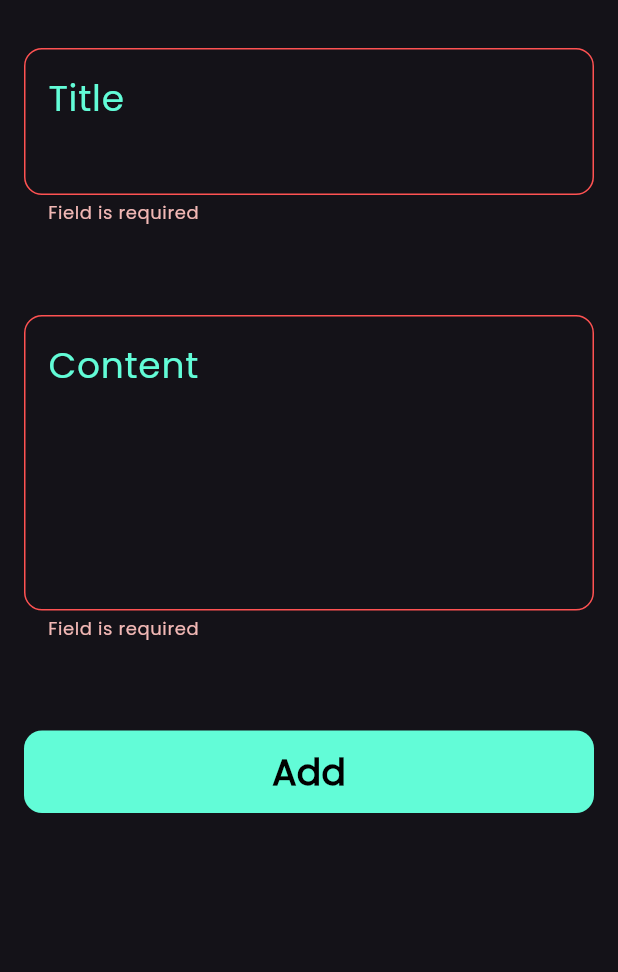
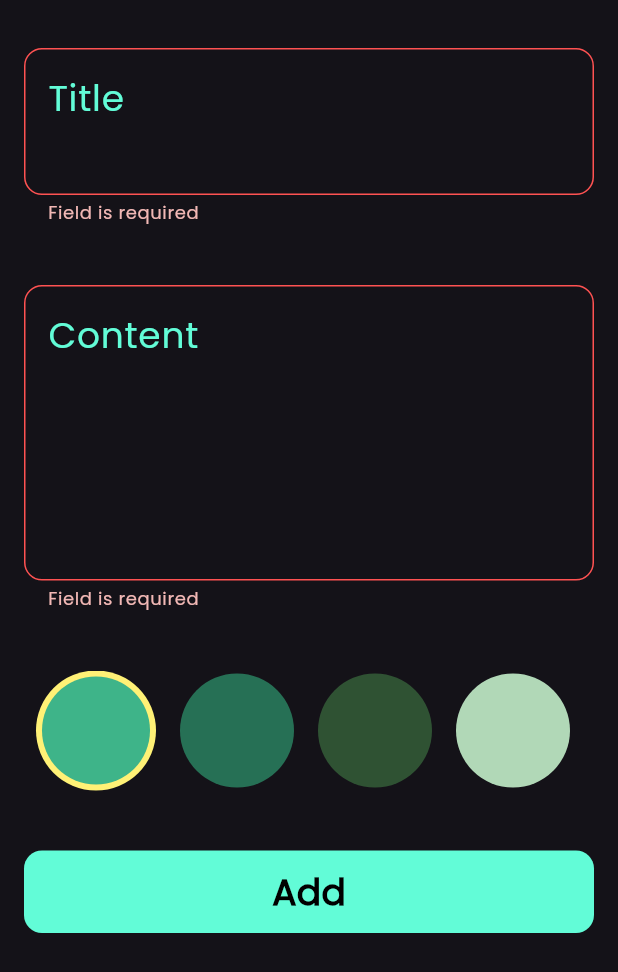
Before and after one commit to hebasalhien/notes_app, a Flutter app: the AddNoteForm widget shown alone on an empty page, opened directly, after a tap on "Add", on a phone screen of 412 x 824 dp. Shown: the top 972 px of the screen. Run offline on Flutter 3.47's test engine with Material 3 defaults, Android fonts, the phone set to English and light mode, and no system bars; our stand-ins replace bloc, flutter_bloc, font_awesome_flutter, hive, hive_flutter; accounts and stored records are empty.

Commit message:
add color list view to add note form

```diff
--- a/lib/cubits/add_notes_cubit/add_notes_cubit.dart
+++ b/lib/cubits/add_notes_cubit/add_notes_cubit.dart
@@ -8,14 +8,14 @@ part 'add_notes_state.dart';
 
 class AddNotesCubit extends Cubit<AddNotesState> {
   AddNotesCubit() : super(AddNoteInitial());
-
+  Color color = Color(0xff167d7f);
   addNote(NotesModel note) async {
     emit(AddNoteLoading());
     try {
       var notesBox = Hive.box<NotesModel>(kNotesBox);
+      note.color = color.value;
       await notesBox.add(note);
       emit(AddNoteSuccess());
-
     } catch (e) {
       emit(AddNoteFailure(e.toString()));
     }
--- a/lib/views/widgets/add_note_form.dart
+++ b/lib/views/widgets/add_note_form.dart
@@ -3,6 +3,7 @@ import 'package:flutter_bloc/flutter_bloc.dart';
 import 'package:intl/intl.dart';
 import 'package:notes_app/cubits/add_notes_cubit/add_notes_cubit.dart';
 import 'package:notes_app/models/notes_model.dart';
+import 'package:notes_app/views/widgets/color_list_view.dart';
 import 'package:notes_app/views/widgets/custom_button.dart';
 import 'package:notes_app/views/widgets/custom_text_field.dart';
 
@@ -28,7 +29,7 @@ class _AddNoteFormState extends State<AddNoteForm> {
           key: formKey,
           autovalidateMode: autovalidateMode,
           child: Column(
-            spacing: 60,
+            spacing: 40,
             children: [
               CustomTextField(
                 title: 'Title',
@@ -43,6 +44,7 @@ class _AddNoteFormState extends State<AddNoteForm> {
                   content = value;
                 },
               ),
+              const ColorListView(),
               BlocBuilder<AddNotesCubit, AddNotesState>(
                 builder: (context, state) {
                   return CustomButton(
@@ -50,21 +52,7 @@ class _AddNoteFormState extends State<AddNoteForm> {
                     width: MediaQuery.of(context).size.width,
                     action: 'Add',
                     onTap: () {
-                      if (formKey.currentState!.validate()) {
-                        formKey.currentState!.save();
-                        var noteModel = NotesModel(
-                          color: Colors.blue.value,
-                          title: title!,
-                          content: content!,
-                          date: formatDate(),
-                        );
-                        BlocProvider.of<AddNotesCubit>(
-                          context,
-                        ).addNote(noteModel);
-                      } else {
-                        autovalidateMode = AutovalidateMode.always;
-                        setState(() {});
-                      }
+                      validateAddNote(context);
                     },
                   );
                 },
@@ -76,5 +64,22 @@ class _AddNoteFormState extends State<AddNoteForm> {
     );
   }
 
-  String formatDate() => DateFormat.yMMMd('en_US').format(DateTime.now()).toString();
+  void validateAddNote(BuildContext context) {
+    if (formKey.currentState!.validate()) {
+      formKey.currentState!.save();
+      var noteModel = NotesModel(
+        color: Colors.blue.value,
+        title: title!,
+        content: content!,
+        date: formatDate(),
+      );
+      BlocProvider.of<AddNotesCubit>(context).addNote(noteModel);
+    } else {
+      autovalidateMode = AutovalidateMode.always;
+      setState(() {});
+    }
+  }
+
+  String formatDate() =>
+      DateFormat.yMMMd('en_US').format(DateTime.now()).toString();
 }
--- a/lib/views/widgets/color_list_view.dart
+++ b/lib/views/widgets/color_list_view.dart
@@ -1,4 +1,6 @@
 import 'package:flutter/material.dart';
+import 'package:flutter_bloc/flutter_bloc.dart';
+import 'package:notes_app/cubits/add_notes_cubit/add_notes_cubit.dart';
 
 class ColorItem extends StatelessWidget {
   const ColorItem({super.key, required this.picked, required this.color});
@@ -53,6 +55,7 @@ class _ColorListViewState extends State<ColorListView> {
           return GestureDetector(
             onTap: () {
               currentIndex = index;
+              BlocProvider.of<AddNotesCubit>(context).color = colors[index];
               setState(() {});
             },
             child: ColorItem(
```
